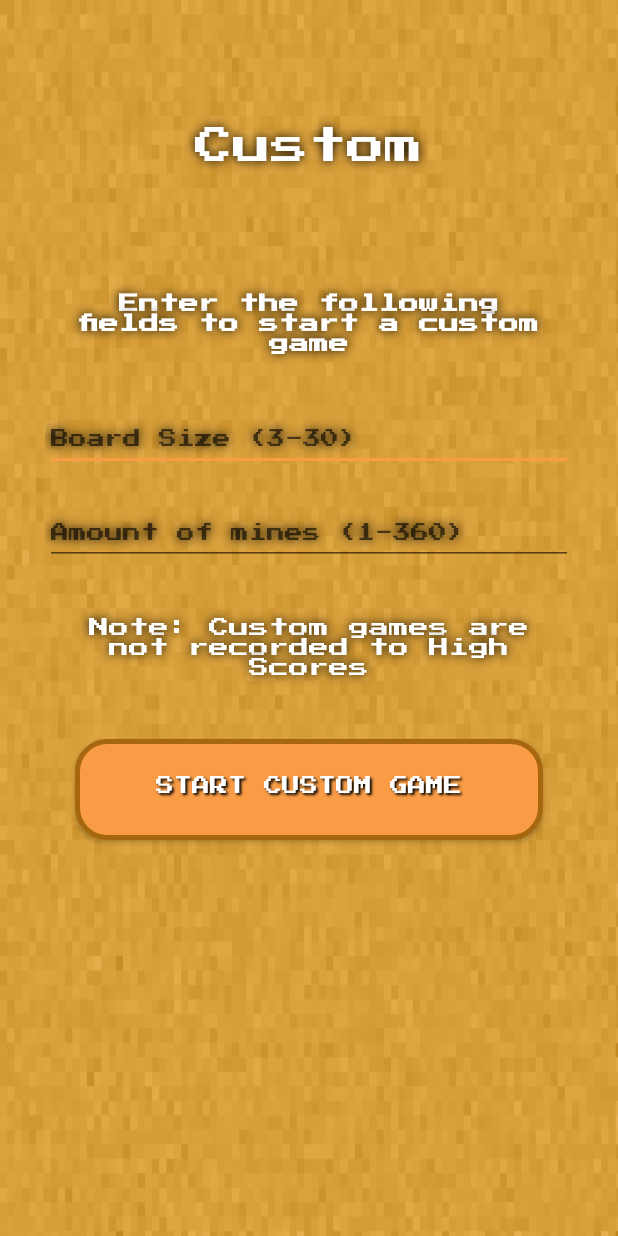
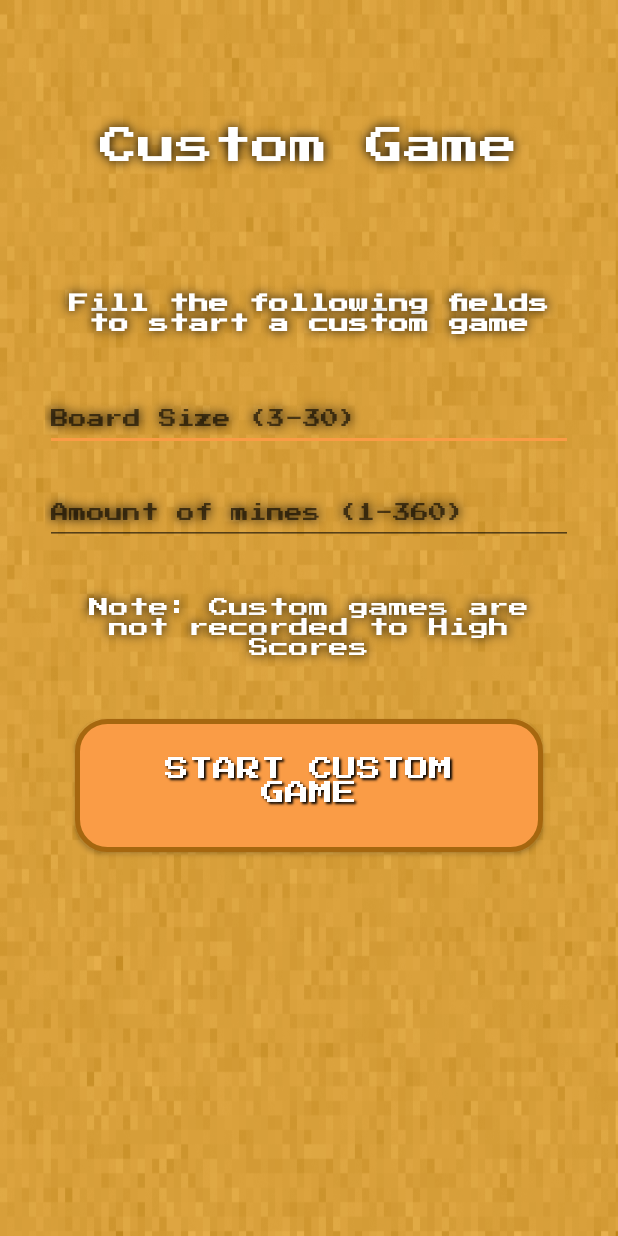
Before and after one commit to vil-kautto/minesweeper-mobile, an Android app: the CustomGameActivity screen opened directly, with no data from a screen before it, on a phone screen of 412 x 824 dp. Run offline under Robolectric (Android 15) with nearby library versions, the phone set to English and light mode, and no system bars; 1 statement that could not run was skipped.

Commit message:
Move more strings to strings.xml

```diff
--- a/app/src/main/java/fi/tuni/minesweeper/Game.java
+++ b/app/src/main/java/fi/tuni/minesweeper/Game.java
@@ -30,7 +30,6 @@ import java.util.Random;
  * @since       2020.03.24
  */
 public class Game extends AppCompatActivity {
-
     static Activity messenger;
     Vibrator v;
 
@@ -58,7 +57,6 @@ public class Game extends AppCompatActivity {
         difficulty = intent.getStringExtra("difficulty");
 
         connectService = new MyConnection();
-
         newGame();
     }
 
@@ -256,6 +254,7 @@ public class Game extends AppCompatActivity {
 
     /**
      * SetMines sets mines to random locations in the board
+     * This is not really efficient. Too bad.
      */
     public void setMines() {
         System.out.println("Adding mines");
--- a/app/src/main/res/layout-land/activity_custom_game.xml
+++ b/app/src/main/res/layout-land/activity_custom_game.xml
@@ -21,28 +21,27 @@
             android:layout_width="match_parent"
             android:layout_height="wrap_content"
             android:layout_gravity="center"
-            android:text="Custom game"
+            android:text="@string/title_custom"
             android:textSize="25sp"
             android:layout_marginBottom="5dp"
             android:padding="10dp"
-            style="@style/Common"
+            style="@style/CommonText"
             />
 
         <TextView
+            android:text="@string/custom_subtitle"
             android:layout_width="wrap_content"
             android:layout_height="wrap_content"
             android:layout_gravity="center"
-            android:text="Enter the following fields to start a custom game"
             android:textSize="13sp"
             android:textStyle="bold"
-            android:layout_marginTop="5dp"
             android:padding="10dp"
-            style="@style/Common"
+            style="@style/CommonText"
             />
 
         <EditText
-            android:hint="Board Size (3-30)"
             android:id="@+id/boardSize"
+            android:hint="@string/custom_board"
             android:inputType="numberDecimal"
             android:layout_width="match_parent"
             android:layout_height="wrap_content"
@@ -53,8 +52,8 @@
             />
 
         <EditText
-            android:hint="Amount of mines (1-360)"
             android:id="@+id/mineAmount"
+            android:hint="@string/custom_mines"
             android:inputType="numberDecimal"
             android:layout_width="match_parent"
             android:layout_height="wrap_content"
@@ -65,24 +64,24 @@
             />
 
         <TextView
-            android:text="Note: Custom games are not recorded to High Scores"
+            android:text="@string/custom_high_score_info"
             android:layout_width="match_parent"
             android:layout_height="wrap_content"
-            android:textSize="13sp"
             android:layout_gravity="center"
             android:layout_marginTop="5dp"
+            android:textSize="13sp"
             android:padding="10dp"
-            style="@style/Common"
+            style="@style/CommonText"
             />
 
         <Button
+            android:text="@string/custom_button_start"
             android:layout_width="300dp"
             android:layout_height="60dp"
-            android:text="Start Custom Game"
-            android:textSize="12sp"
             android:onClick="clicked"
             android:layout_gravity="center"
             android:layout_marginTop="5dp"
+            android:textSize="12sp"
             android:padding="25dp"
             style="@style/CommonButton"
             />
--- a/app/src/main/res/layout-land/activity_high_score.xml
+++ b/app/src/main/res/layout-land/activity_high_score.xml
@@ -12,13 +12,13 @@
     <TextView
         android:layout_width="match_parent"
         android:layout_height="wrap_content"
-        android:text="High Scores"
+        android:text="@string/title_high_scores"
         android:textSize="25sp"
         android:gravity="center"
         android:padding="10dp"
         android:layout_marginTop="25dp"
         android:layout_marginBottom="10dp"
-        style="@style/Common"
+        style="@style/CommonText"
         />
 
     <LinearLayout
@@ -94,7 +94,7 @@
             android:layout_height="match_parent"
             android:layout_marginLeft="140dp"
             android:layout_marginRight="140dp"
-            style="@style/Common"
+            style="@style/CommonText"
             >
 
         </TableLayout>
--- a/app/src/main/res/layout-land/activity_level_selection.xml
+++ b/app/src/main/res/layout-land/activity_level_selection.xml
@@ -19,7 +19,7 @@
         android:layout_marginBottom="30dp"
         android:textSize="25sp"
         android:padding="10dp"
-        style="@style/Common"
+        style="@style/CommonText"
         />
 
     <LinearLayout
--- a/app/src/main/res/layout-land/activity_settings.xml
+++ b/app/src/main/res/layout-land/activity_settings.xml
@@ -13,7 +13,7 @@
         android:padding="10dp"
         android:layout_marginTop="25dp"
         android:layout_marginBottom="10dp"
-        style="@style/Common"
+        style="@style/CommonText"
         />
 
     <LinearLayout
@@ -65,7 +65,7 @@
             android:onClick="deleteScoreData"
             android:padding="10dp"
             android:text="@string/button_reset_data"
-            style="@style/Common"
+            style="@style/CommonText"
             />
 
     </LinearLayout>
--- a/app/src/main/res/layout/activity_custom_game.xml
+++ b/app/src/main/res/layout/activity_custom_game.xml
@@ -21,27 +21,27 @@
             android:layout_width="match_parent"
             android:layout_height="wrap_content"
             android:layout_gravity="center"
-            android:text="@string/difficulty_custom"
+            android:text="@string/title_custom"
             android:textSize="25sp"
             android:layout_marginBottom="30dp"
             android:padding="10dp"
-            style="@style/Common"
+            style="@style/CommonText"
             />
 
         <TextView
             android:layout_width="wrap_content"
             android:layout_height="wrap_content"
             android:layout_gravity="center"
-            android:text="Enter the following fields to start a custom game"
+            android:text="@string/custom_subtitle"
             android:textSize="13sp"
             android:textStyle="bold"
             android:layout_marginTop="25dp"
             android:padding="10dp"
-            style="@style/Common"
+            style="@style/CommonText"
             />
 
         <EditText
-            android:hint="Board Size (3-30)"
+            android:hint="@string/custom_board"
             android:id="@+id/boardSize"
             android:inputType="numberDecimal"
             android:layout_width="match_parent"
@@ -53,7 +53,7 @@
             />
 
         <EditText
-            android:hint="Amount of mines (1-360)"
+            android:hint="@string/custom_mines"
             android:id="@+id/mineAmount"
             android:inputType="numberDecimal"
             android:layout_width="match_parent"
@@ -65,21 +65,20 @@
             />
 
         <TextView
-            android:text="Note: Custom games are not recorded to High Scores"
+            android:text="@string/custom_high_score_info"
             android:layout_width="match_parent"
             android:layout_height="wrap_content"
             android:textSize="13sp"
             android:layout_gravity="center"
             android:layout_marginTop="25dp"
             android:padding="10dp"
-            style="@style/Common"
+            style="@style/CommonText"
             />
 
         <Button
             android:layout_width="match_parent"
             android:layout_height="wrap_content"
-            android:text="Start Custom Game"
-            android:textSize="12sp"
+            android:text="@string/custom_button_start"
             android:onClick="clicked"
             android:layout_gravity="center"
             android:layout_marginTop="25dp"
--- a/app/src/main/res/layout/activity_level_selection.xml
+++ b/app/src/main/res/layout/activity_level_selection.xml
@@ -19,7 +19,7 @@
         android:layout_marginBottom="30dp"
         android:textSize="25sp"
         android:padding="10dp"
-        style="@style/Common"
+        style="@style/CommonText"
         />
 
     <Button
--- a/app/src/main/res/layout/activity_main.xml
+++ b/app/src/main/res/layout/activity_main.xml
@@ -28,7 +28,7 @@
         android:layout_gravity="center"
         android:layout_marginTop="100dp"
         android:layout_marginBottom="20dp"
-        android:text="play"
+        android:text="@string/title_play"
         android:textSize="16sp"
         android:onClick="clicked"
         style="@style/CommonButton"
@@ -40,7 +40,7 @@
         android:layout_height="75dp"
         android:layout_gravity="center"
         android:layout_marginBottom="20dp"
-        android:text="High Scores"
+        android:text="@string/title_high_scores"
         android:textSize="16sp"
         android:onClick="clicked"
         style="@style/CommonButton"
@@ -52,7 +52,7 @@
         android:layout_height="75dp"
         android:layout_gravity="center"
         android:layout_marginBottom="20dp"
-        android:text="Settings"
+        android:text="@string/title_settings"
         android:textSize="16sp"
         android:onClick="clicked"
         style="@style/CommonButton"
--- a/app/src/main/res/layout/activity_settings.xml
+++ b/app/src/main/res/layout/activity_settings.xml
@@ -13,7 +13,7 @@
         android:padding="10dp"
         android:layout_marginTop="50dp"
         android:layout_marginBottom="50dp"
-        style="@style/Common"
+        style="@style/CommonText"
         />
 
     <LinearLayout
@@ -54,7 +54,7 @@
 
         <Button
             android:id="@+id/clearDatabase"
-            style="@style/Common"
+            style="@style/CommonText"
             android:layout_width="match_parent"
             android:layout_height="wrap_content"
             android:layout_marginTop="100dp"
--- a/app/src/main/res/values/strings.xml
+++ b/app/src/main/res/values/strings.xml
@@ -1,12 +1,33 @@
 <resources>
+    <!-- Main menu selection screen strings -->
     <string name="app_name">Rhinesweeper</string>
-    <string name="title_activity_settings">Settings</string>
+    <string name="title_play">Play</string>
+    <string name="title_high_scores">High Scores</string>
+    <string name="title_settings">Settings</string>
+
+    <!-- Level selection screen strings -->
+    <string name="title_level_selection">Level Selection</string>
     <string name="difficulty_easy">Easy</string>
     <string name="difficulty_medium">Medium</string>
     <string name="difficulty_hard">Hard</string>
     <string name="difficulty_extreme">Extreme</string>
     <string name="difficulty_custom">Custom</string>
 
+    <!-- Custom game screen strings -->
+    <string name="title_custom">Custom Game</string>
+    <string name="custom_subtitle">Fill the following fields to start a custom game</string>
+    <string name="custom_board">Board Size (3-30)</string>
+    <string name="custom_mines">Amount of mines (1-360)</string>
+    <string name="custom_high_score_info">Note: Custom games are not recorded to High Scores</string>
+    <string name="custom_button_start">Start Custom Game</string>
+
+    <!-- Game screen strings -->
+    <string name="mines">Mines:</string>
+    <string name="timer">Time:</string>
+
+    <!-- High Score screen strings -->
+
+    <!-- Settings screen strings -->
     <string name="settings_sound">Sounds</string>
     <string name="settings_vibration">Vibration</string>
     <string name="button_reset_data">Reset high scores</string>
--- a/app/src/main/res/values/styles.xml
+++ b/app/src/main/res/values/styles.xml
@@ -16,12 +16,13 @@
     </style>
 
     <!-- Common text customization -->
-    <style name="Common">
+    <style name="CommonText">
         <item name="android:textColor">#FFFFFF</item>
         <item name="android:fontFamily">@font/pixel_font</item>
         <item name="fontFamily">@font/pixel_font</item>
         <item name="android:textStyle">normal</item>
         <item name="android:gravity">center</item>
+        <item name="android:textSize">12dp</item>
 
         <!-- Text Shadow Customization -->
         <item name="android:shadowColor">#000000</item>
@@ -48,10 +49,11 @@
         <item name="android:paddingTop">10dp</item>
         <item name="android:background">@drawable/buttonshape</item>
 
+
         <!-- Basic Button Text Customization -->
         <item name="android:fontFamily">@font/pixel_font</item>
         <item name="fontFamily">@font/pixel_font</item>
-        <item name="android:textSize">18sp</item>
+        <item name="android:textSize">16dp</item>
         <item name="android:layout_gravity">center</item>
         <item name="android:layout_marginBottom">20dp</item>
         <item name="android:textStyle">normal</item>
```
Also changed, not shown: app/src/main/res/layout-land/activity_game.xml (+5 -5 lines), app/src/main/res/layout-land/activity_main.xml (+7 -7 lines), app/src/main/res/layout/activity_game.xml (+9 -13 lines), app/src/main/res/layout/activity_high_score.xml (+3 -5 lines).
